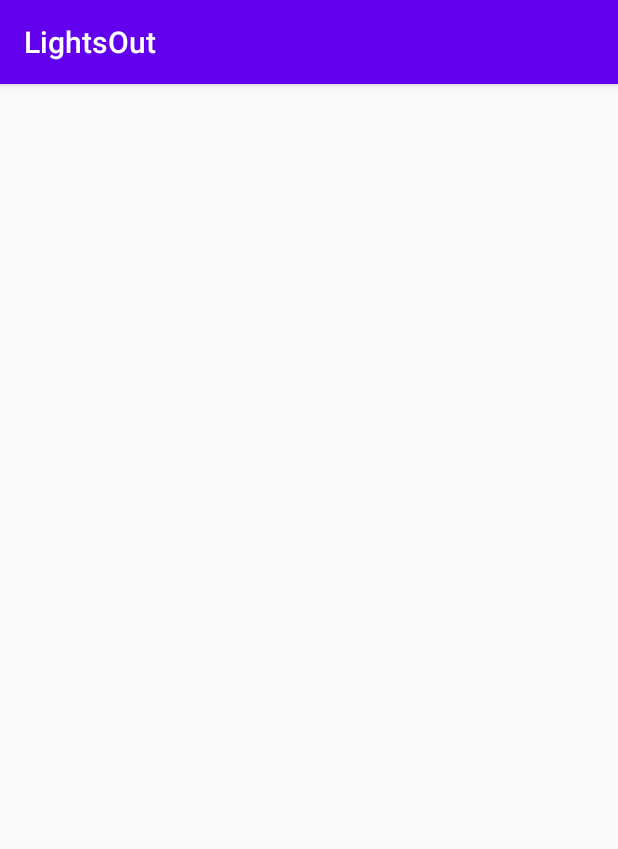
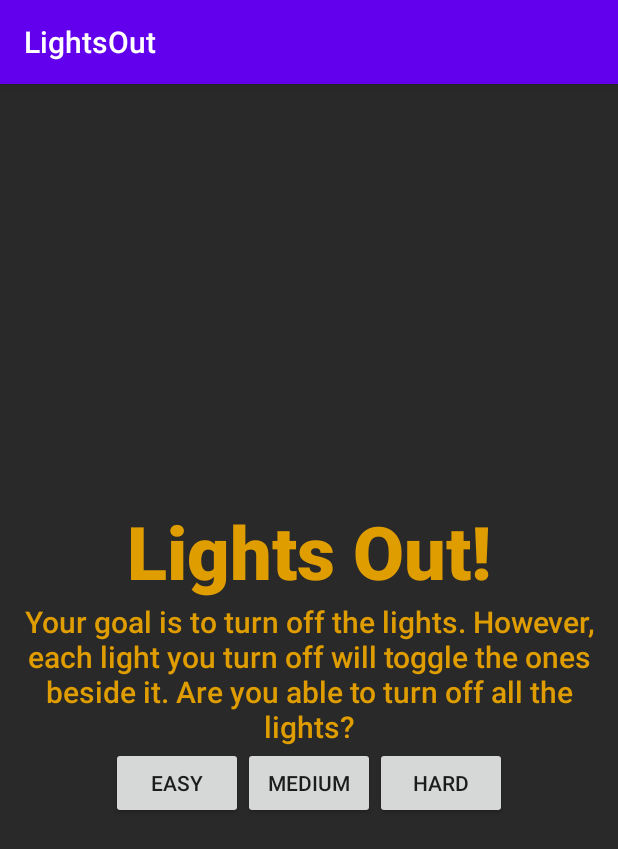
Before and after one commit to ETS-Android3/LightsOut, an Android app: the screen it shows after launch (MainActivity), on a phone screen of 412 x 824 dp. Shown: the top 849 px of the screen. Run offline under Robolectric (Android 15) with nearby library versions, the phone set to English and light mode, and no system bars.

Commit message:
Adding easy game functionality

```diff
--- a/app/src/main/AndroidManifest.xml
+++ b/app/src/main/AndroidManifest.xml
@@ -9,6 +9,7 @@
         android:roundIcon="@mipmap/ic_launcher_round"
         android:supportsRtl="true"
         android:theme="@style/AppTheme">
+        <activity android:name=".EasyGame"></activity>
         <activity android:name=".MainActivity">
             <intent-filter>
                 <action android:name="android.intent.action.MAIN" />
--- a/app/src/main/res/layout/activity_main.xml
+++ b/app/src/main/res/layout/activity_main.xml
@@ -4,4 +4,75 @@
     xmlns:tools="http://schemas.android.com/tools"
     android:layout_width="match_parent"
     android:layout_height="match_parent"
-    tools:context=".MainActivity"/>
+    android:background="#292929"
+    tools:context=".MainActivity">
+
+    <LinearLayout
+        android:layout_width="match_parent"
+        android:layout_height="match_parent"
+        android:background="#292929"
+        android:foregroundGravity="center"
+        android:gravity="center"
+        android:orientation="vertical">
+
+        <TextView
+            android:id="@+id/textView"
+            android:layout_width="match_parent"
+            android:layout_height="wrap_content"
+            android:fontFamily="sans-serif-black"
+            android:gravity="center"
+            android:text="Lights Out!"
+            android:textColor="#DF9D00"
+            android:textSize="49sp"
+            android:textStyle="bold" />
+
+        <TextView
+            android:id="@+id/textView2"
+            android:layout_width="match_parent"
+            android:layout_height="wrap_content"
+            android:fontFamily="sans-serif-medium"
+            android:gravity="center"
+            android:text="Your goal is to turn off the lights. However, each light you turn off will toggle the ones beside it. Are you able to turn off all the lights?"
+            android:textColor="#DF9D00"
+            android:textSize="20sp" />
+
+        <LinearLayout
+            android:layout_width="wrap_content"
+            android:layout_height="wrap_content"
+            android:layout_gravity="center_horizontal"
+            android:foregroundGravity="center"
+            android:orientation="horizontal">
+
+            <Button
+                android:id="@+id/button"
+                android:layout_width="wrap_content"
+                android:layout_height="wrap_content"
+                android:layout_gravity="center"
+                android:foregroundGravity="center"
+                android:gravity="center"
+                android:onClick="onClick"
+                android:text="Easy" />
+
+            <Button
+                android:id="@+id/button2"
+                android:layout_width="wrap_content"
+                android:layout_height="wrap_content"
+                android:layout_gravity="center"
+                android:foregroundGravity="center"
+                android:gravity="center"
+                android:onClick="onClick"
+                android:text="Medium" />
+
+            <Button
+                android:id="@+id/button3"
+                android:layout_width="wrap_content"
+                android:layout_height="wrap_content"
+                android:layout_gravity="center"
+                android:foregroundGravity="center"
+                android:gravity="center"
+                android:onClick="onClick"
+                android:text="Hard" />
+        </LinearLayout>
+
+    </LinearLayout>
+</androidx.constraintlayout.widget.ConstraintLayout>
--- /dev/null
+++ b/lib/src/main/java/com/example/lib/Tester.java
@@ -0,0 +1,4 @@
+package com.example.lib;
+
+public class Tester {
+}
--- a/settings.gradle
+++ b/settings.gradle
@@ -1,2 +1,3 @@
 rootProject.name='LightsOut'
 include ':app'
+include ':lib'
```
Also changed, not shown: app/src/main/java/com/example/lightsout/Board.java (+24 -4 lines), app/src/main/java/com/example/lightsout/Cell.java (+9 -0 lines), app/src/main/java/com/example/lightsout/EasyGame.java (added, +100 -0 lines), app/src/main/java/com/example/lightsout/GameController.java (added, +49 -0 lines), app/src/main/java/com/example/lightsout/MainActivity.java (+16 -0 lines), app/src/main/res/layout/activity_easy_game.xml (added, +227 -0 lines), lib/build.gradle (added, +9 -0 lines), app/src/main/res/drawable/LightOff2.png (added), app/src/main/res/drawable/LightOn2.png (added), app/src/main/res/drawable/NoLight2.png (added), 1 other file.
